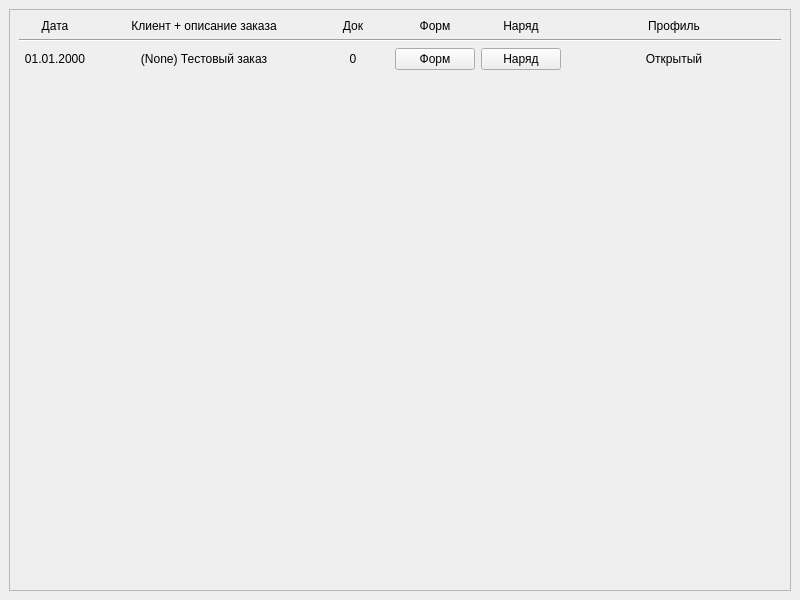
The window that orders_table/orders_table.ui (iiixxov/coupev) describes before a commit, drawn with Qt 5.
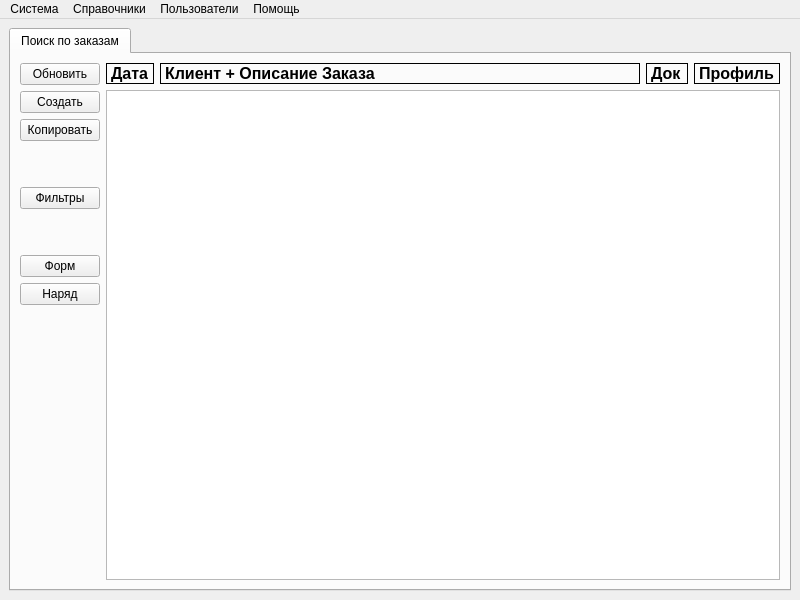
The same window after the commit.

What changed in the file:
```diff
--- a/orders_table/orders_table.ui
+++ b/orders_table/orders_table.ui
@@ -14,76 +14,48 @@
    <string>Coupe</string>
   </property>
   <widget class="QWidget" name="centralwidget">
+   <layout class="QHBoxLayout" name="horizontalLayout">
+    <item>
+     <widget class="QTabWidget" name="tabWidget">
+      <property name="currentIndex">
+       <number>0</number>
+      </property>
+      <widget class="QWidget" name="tab">
+       <attribute name="title">
+        <string>Поиск по заказам</string>
+       </attribute>
+       <layout class="QGridLayout" name="gridLayout_2">
+        <item row="0" column="0" rowspan="2">
    <layout class="QVBoxLayout" name="verticalLayout">
     <item>
-     <widget class="QScrollArea" name="scrollArea">
-      <property name="widgetResizable">
-       <bool>true</bool>
-      </property>
-      <widget class="QWidget" name="scrollAreaWidgetContents">
-       <property name="geometry">
-        <rect>
-         <x>0</x>
-         <y>0</y>
-         <width>780</width>
-         <height>580</height>
-        </rect>
-       </property>
-       <layout class="QGridLayout" name="gridLayout" columnstretch="1,3,1,1,1,3">
-        <item row="0" column="4">
-         <widget class="QLabel" name="label_5">
-          <property name="styleSheet">
-           <string notr="true">font: 700 11pt &quot;Segoe UI&quot;;</string>
-          </property>
+           <widget class="QPushButton" name="btn_update">
           <property name="text">
-           <string>Наряд</string>
-          </property>
-          <property name="alignment">
-           <set>Qt::AlignCenter</set>
-          </property>
-         </widget>
-        </item>
-        <item row="0" column="1">
-         <widget class="QLabel" name="label_2">
-          <property name="styleSheet">
-           <string notr="true">font: 700 11pt &quot;Segoe UI&quot;;</string>
-          </property>
+             <string>Обновить</string>
+            </property>
+           </widget>
+          </item>
+          <item>
+           <widget class="QPushButton" name="btn_create">
           <property name="text">
-           <string>Клиент + описание заказа</string>
-          </property>
-          <property name="alignment">
-           <set>Qt::AlignCenter</set>
-          </property>
-         </widget>
-        </item>
-        <item row="0" column="5">
-         <widget class="QLabel" name="label_6">
-          <property name="styleSheet">
-           <string notr="true">font: 700 11pt &quot;Segoe UI&quot;;</string>
-          </property>
+             <string>Создать</string>
+            </property>
+           </widget>
+          </item>
+          <item>
+           <widget class="QPushButton" name="pushButton_5">
           <property name="text">
-           <string>Профиль</string>
-          </property>
-          <property name="alignment">
-           <set>Qt::AlignCenter</set>
-          </property>
-         </widget>
-        </item>
-        <item row="2" column="0">
-         <widget class="QLabel" name="label_7">
-          <property name="text">
-           <string>01.01.2000</string>
-          </property>
-          <property name="alignment">
-           <set>Qt::AlignCenter</set>
-          </property>
-         </widget>
-        </item>
-        <item row="3" column="0">
+             <string>Копировать</string>
+            </property>
+           </widget>
+          </item>
+          <item>
          <spacer name="verticalSpacer">
           <property name="orientation">
            <enum>Qt::Vertical</enum>
           </property>
+            <property name="sizeType">
+             <enum>QSizePolicy::Preferred</enum>
+            </property>
           <property name="sizeHint" stdset="0">
            <size>
             <width>20</width>
@@ -92,93 +64,180 @@
           </property>
          </spacer>
         </item>
-        <item row="2" column="5">
-         <widget class="QLabel" name="label_10">
+          <item>
+           <widget class="QPushButton" name="pushButton_6">
           <property name="text">
-           <string>Открытый</string>
-          </property>
-          <property name="alignment">
-           <set>Qt::AlignCenter</set>
-          </property>
-         </widget>
-        </item>
-        <item row="2" column="4">
+             <string>Фильтры</string>
+            </property>
+           </widget>
+          </item>
+          <item>
+           <spacer name="verticalSpacer_2">
+            <property name="orientation">
+             <enum>Qt::Vertical</enum>
+            </property>
+            <property name="sizeType">
+             <enum>QSizePolicy::Preferred</enum>
+            </property>
+            <property name="sizeHint" stdset="0">
+             <size>
+              <width>20</width>
+              <height>40</height>
+             </size>
+            </property>
+           </spacer>
+          </item>
+          <item>
+           <widget class="QPushButton" name="btn_form">
+            <property name="text">
+             <string>Форм</string>
+            </property>
+           </widget>
+          </item>
+          <item>
          <widget class="QPushButton" name="pushButton_2">
           <property name="text">
            <string>Наряд</string>
           </property>
          </widget>
         </item>
-        <item row="2" column="2">
-         <widget class="QLabel" name="label_9">
+          <item>
+           <spacer name="verticalSpacer_3">
+            <property name="orientation">
+             <enum>Qt::Vertical</enum>
+            </property>
+            <property name="sizeHint" stdset="0">
+             <size>
+              <width>20</width>
+              <height>40</height>
+             </size>
+            </property>
+           </spacer>
+          </item>
+         </layout>
+        </item>
+        <item row="0" column="1">
+         <layout class="QHBoxLayout" name="horizontalLayout_2">
+          <item>
+           <widget class="QLabel" name="label">
+            <property name="sizePolicy">
+             <sizepolicy hsizetype="Preferred" vsizetype="Fixed">
+              <horstretch>0</horstretch>
+              <verstretch>0</verstretch>
+             </sizepolicy>
+            </property>
+            <property name="font">
+             <font>
+              <pointsize>12</pointsize>
+              <bold>true</bold>
+             </font>
+            </property>
+            <property name="frameShape">
+             <enum>QFrame::Panel</enum>
+            </property>
+            <property name="midLineWidth">
+             <number>0</number>
+            </property>
           <property name="text">
-           <string>0</string>
+             <string>Дата</string>
           </property>
           <property name="alignment">
-           <set>Qt::AlignCenter</set>
+             <set>Qt::AlignLeading|Qt::AlignLeft|Qt::AlignVCenter</set>
           </property>
          </widget>
         </item>
-        <item row="2" column="1">
-         <widget class="QLabel" name="label_8">
+          <item>
+           <widget class="QLabel" name="label_2">
+            <property name="sizePolicy">
+             <sizepolicy hsizetype="Expanding" vsizetype="Fixed">
+              <horstretch>0</horstretch>
+              <verstretch>0</verstretch>
+             </sizepolicy>
+            </property>
+            <property name="font">
+             <font>
+              <pointsize>12</pointsize>
+              <bold>true</bold>
+             </font>
+            </property>
+            <property name="frameShape">
+             <enum>QFrame::Panel</enum>
+            </property>
+            <property name="midLineWidth">
+             <number>0</number>
+            </property>
           <property name="text">
-           <string>(None) Тестовый заказ</string>
+             <string>Клиент + Описание Заказа</string>
           </property>
           <property name="alignment">
-           <set>Qt::AlignCenter</set>
+             <set>Qt::AlignLeading|Qt::AlignLeft|Qt::AlignVCenter</set>
           </property>
          </widget>
         </item>
-        <item row="0" column="2">
+          <item>
          <widget class="QLabel" name="label_3">
-          <property name="styleSheet">
-           <string notr="true">font: 700 11pt &quot;Segoe UI&quot;;</string>
+            <property name="sizePolicy">
+             <sizepolicy hsizetype="Preferred" vsizetype="Fixed">
+              <horstretch>0</horstretch>
+              <verstretch>0</verstretch>
+             </sizepolicy>
+            </property>
+            <property name="font">
+             <font>
+              <pointsize>12</pointsize>
+              <bold>true</bold>
+             </font>
+            </property>
+            <property name="frameShape">
+             <enum>QFrame::Panel</enum>
+            </property>
+            <property name="midLineWidth">
+             <number>0</number>
           </property>
           <property name="text">
            <string>Док</string>
           </property>
           <property name="alignment">
-           <set>Qt::AlignCenter</set>
+             <set>Qt::AlignLeading|Qt::AlignLeft|Qt::AlignVCenter</set>
           </property>
          </widget>
         </item>
-        <item row="0" column="3">
+          <item>
          <widget class="QLabel" name="label_4">
-          <property name="styleSheet">
-           <string notr="true">font: 700 11pt &quot;Segoe UI&quot;;</string>
-          </property>
-          <property name="text">
-           <string>Форм</string>
-          </property>
-          <property name="alignment">
-           <set>Qt::AlignCenter</set>
-          </property>
-         </widget>
-        </item>
-        <item row="0" column="0">
-         <widget class="QLabel" name="label">
-          <property name="styleSheet">
-           <string notr="true">font: 700 11pt &quot;Segoe UI&quot;;</string>
+            <property name="sizePolicy">
+             <sizepolicy hsizetype="Preferred" vsizetype="Fixed">
+              <horstretch>0</horstretch>
+              <verstretch>0</verstretch>
+             </sizepolicy>
+            </property>
+            <property name="font">
+             <font>
+              <pointsize>12</pointsize>
+              <bold>true</bold>
+             </font>
+            </property>
+            <property name="frameShape">
+             <enum>QFrame::Panel</enum>
+            </property>
+            <property name="midLineWidth">
+             <number>0</number>
           </property>
           <property name="text">
-           <string>Дата</string>
+             <string>Профиль</string>
           </property>
           <property name="alignment">
-           <set>Qt::AlignCenter</set>
+             <set>Qt::AlignLeading|Qt::AlignLeft|Qt::AlignVCenter</set>
           </property>
          </widget>
         </item>
-        <item row="2" column="3">
-         <widget class="QPushButton" name="pushButton">
-          <property name="text">
-           <string>Форм</string>
-          </property>
-         </widget>
+         </layout>
         </item>
-        <item row="1" column="0" colspan="6">
-         <widget class="Line" name="line">
-          <property name="orientation">
-           <enum>Qt::Horizontal</enum>
+        <item row="1" column="1">
+         <widget class="QListWidget" name="listWidget">
+          <property name="font">
+           <font>
+            <pointsize>14</pointsize>
+           </font>
           </property>
          </widget>
         </item>
@@ -188,6 +247,40 @@
     </item>
    </layout>
   </widget>
+  <widget class="QMenuBar" name="menuBar">
+   <property name="geometry">
+    <rect>
+     <x>0</x>
+     <y>0</y>
+     <width>800</width>
+     <height>22</height>
+    </rect>
+   </property>
+   <widget class="QMenu" name="menu">
+    <property name="title">
+     <string>Система</string>
+    </property>
+   </widget>
+   <widget class="QMenu" name="menu_2">
+    <property name="title">
+     <string>Справочники</string>
+    </property>
+   </widget>
+   <widget class="QMenu" name="menu_3">
+    <property name="title">
+     <string>Пользователи</string>
+    </property>
+   </widget>
+   <widget class="QMenu" name="menu_4">
+    <property name="title">
+     <string>Помощь</string>
+    </property>
+   </widget>
+   <addaction name="menu"/>
+   <addaction name="menu_2"/>
+   <addaction name="menu_3"/>
+   <addaction name="menu_4"/>
+  </widget>
  </widget>
  <resources/>
  <connections/>
```
Lines whose indentation alone changed are shown as unchanged.
